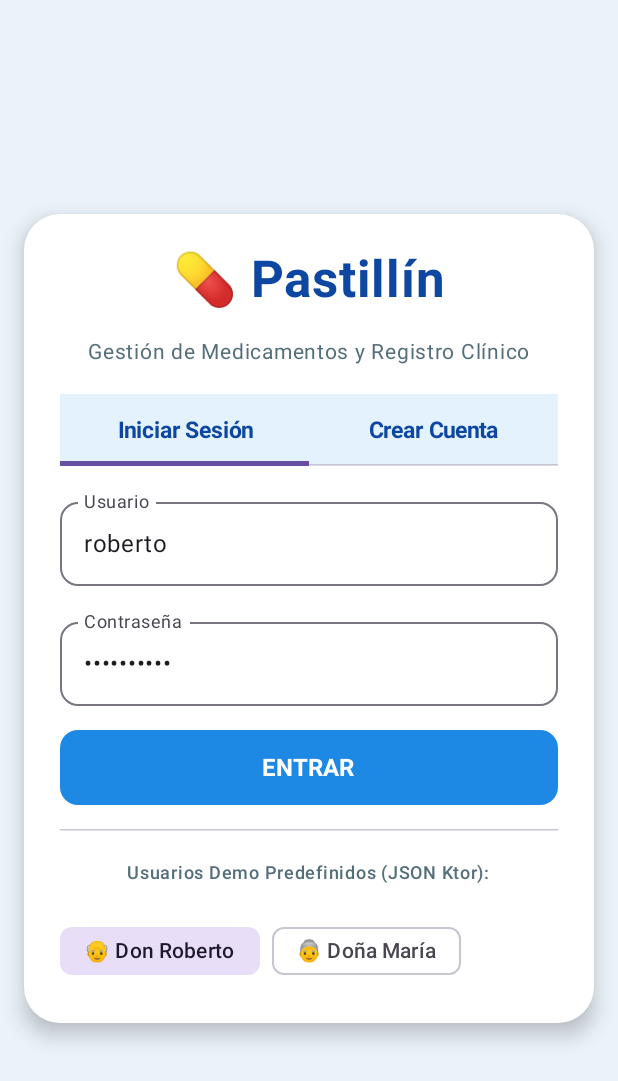
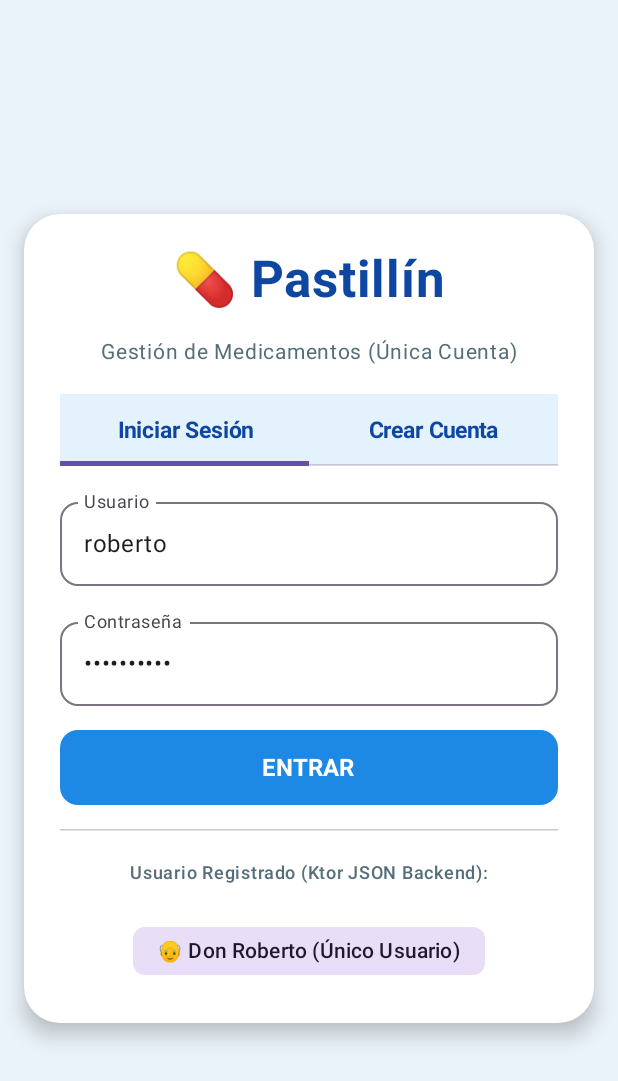
Before and after one commit to parka089/Pastillin, an Android app built with Jetpack Compose: the screen it shows after launch (MainActivity), on a phone screen of 412 x 824 dp. Shown: the top 1081 px of the screen. Run offline under Robolectric (Android 15) with nearby library versions, the phone set to English and light mode, and no system bars.

Commit message:
Single account system with persistent Ktor backend medications and clinical profile

```diff
--- a/shared/src/commonMain/kotlin/com/example/pastillin/ui/auth/AuthScreen.kt
+++ b/shared/src/commonMain/kotlin/com/example/pastillin/ui/auth/AuthScreen.kt
@@ -75,7 +75,7 @@ fun AuthScreen(
                     color = Color(0xFF0D47A1)
                 )
                 Text(
-                    text = "Gestión de Medicamentos y Registro Clínico",
+                    text = "Gestión de Medicamentos (Única Cuenta)",
                     fontSize = 14.sp,
                     color = Color(0xFF546E7A)
                 )
@@ -166,16 +166,12 @@ fun AuthScreen(
                     HorizontalDivider()
 
                     Text(
-                        text = "Usuarios Demo Predefinidos (JSON Ktor):",
+                        text = "Usuario Registrado (Ktor JSON Backend):",
                         fontSize = 12.sp,
                         fontWeight = FontWeight.SemiBold,
                         color = Color(0xFF546E7A)
                     )
 
-                    Row(
-                        horizontalArrangement = Arrangement.spacedBy(8.dp),
-                        modifier = Modifier.fillMaxWidth()
-                    ) {
                     FilterChip(
                         selected = (loginUser == "roberto"),
                         onClick = {
@@ -183,18 +179,8 @@ fun AuthScreen(
                             loginPass = "roberto123"
                             authViewModel.clearError()
                         },
-                            label = { Text("👴 Don Roberto") }
+                        label = { Text("👴 Don Roberto (Único Usuario)") }
                     )
-                        FilterChip(
-                            selected = (loginUser == "maria"),
-                            onClick = {
-                                loginUser = "maria"
-                                loginPass = "maria123"
-                                authViewModel.clearError()
-                            },
-                            label = { Text("👵 Doña María") }
-                        )
-                    }
 
                 } else {
                     // --- TAB 2: CREAR CUENTA (DATOS CLÍNICOS) ---
@@ -297,7 +283,7 @@ fun AuthScreen(
                             )
                         },
                         enabled = uiState !is AuthUiState.Loading,
-                        colors = ButtonDefaults.buttonColors(containerColor = Color(0xFF2E7D32)), // Green button for account creation
+                        colors = ButtonDefaults.buttonColors(containerColor = Color(0xFF2E7D32)),
                         modifier = Modifier
                             .fillMaxWidth()
                             .height(50.dp),
--- a/shared/src/commonMain/kotlin/com/example/pastillin/ui/navigation/AppNavigation.kt
+++ b/shared/src/commonMain/kotlin/com/example/pastillin/ui/navigation/AppNavigation.kt
@@ -18,7 +18,7 @@ fun AppNavigation(
         AuthScreen(
             authViewModel = authViewModel,
             onAuthSuccess = {
-                // User authenticated or account created successfully
+                // Navigates automatically to MainMedicationScreen when currentUser is set
             }
         )
     } else {
```
Also changed, not shown: backend/src/main/kotlin/com/example/pastillin/backend/Application.kt (+44 -12 lines), shared/src/commonMain/kotlin/com/example/pastillin/data/datasource/LocalUserDataSource.kt (+0 -11 lines). Lines whose indentation alone changed are shown as unchanged.
